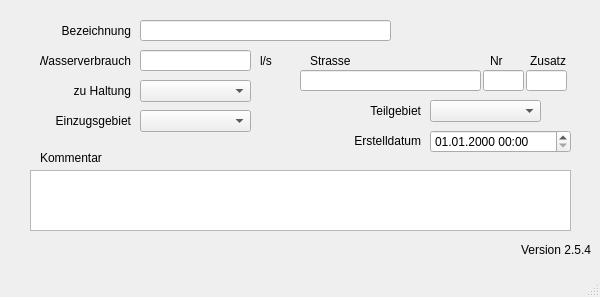
Old version of the form qkan/forms/qkan_einleit.ui in the repository hoettges/QKan.
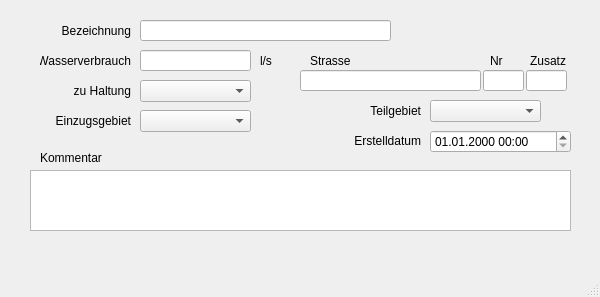
New version of the form. Custom widgets are drawn as their Qt base class.

Patch:
```diff
--- a/qkan/forms/qkan_einleit.ui
+++ b/qkan/forms/qkan_einleit.ui
@@ -216,25 +216,6 @@
      <set>Qt::AlignRight|Qt::AlignTrailing|Qt::AlignVCenter</set>
     </property>
    </widget>
-   <widget class="QLabel" name="lb_version">
-    <property name="geometry">
-     <rect>
-      <x>520</x>
-      <y>240</y>
-      <width>71</width>
-      <height>20</height>
-     </rect>
-    </property>
-    <property name="toolTip">
-     <string>Version QKan Import</string>
-    </property>
-    <property name="text">
-     <string>Version 2.5.4</string>
-    </property>
-    <property name="alignment">
-     <set>Qt::AlignRight|Qt::AlignTrailing|Qt::AlignVCenter</set>
-    </property>
-   </widget>
    <widget class="QLabel" name="label_23">
     <property name="geometry">
      <rect>
```
